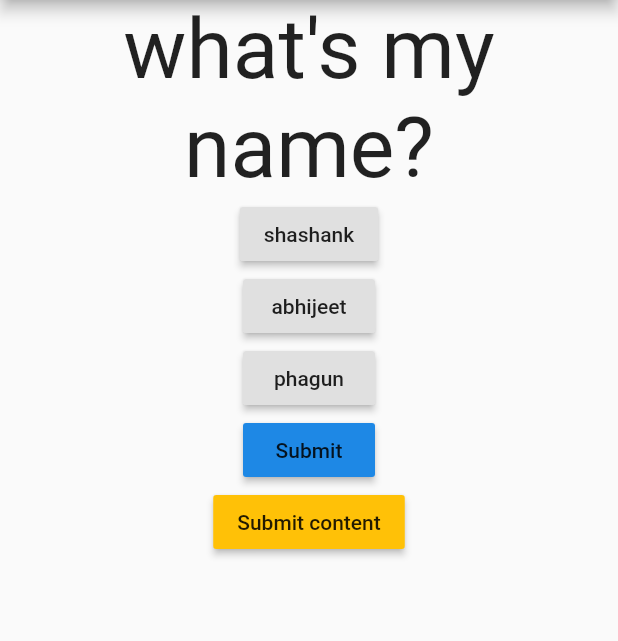
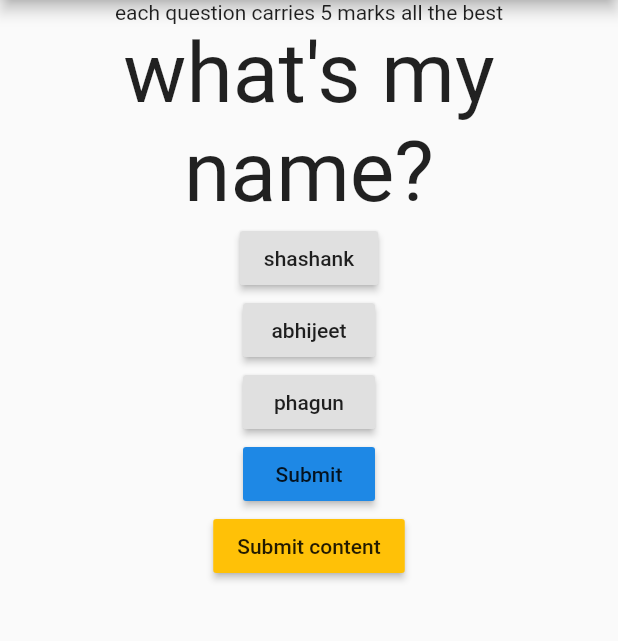
Before and after one commit to Shashank727663/Basic-quiz-app, a Flutter app: the screen it shows after launch, on a phone screen of 412 x 824 dp, the part 84-725 px from its top. Run offline on Flutter 3.47's test engine with Material 2 defaults, Android fonts, the phone set to English and light mode, and no system bars.

Commit message:
slight better upgrade

```diff
--- /dev/null
+++ b/lib/info.dart
@@ -0,0 +1,13 @@
+import 'package:flutter/material.dart';
+
+class Notice extends StatelessWidget {
+
+
+  @override
+  Widget build(BuildContext context) {
+    return Center(
+      child:Text("each question carries 5 marks all the best")
+
+    );
+  }
+}
--- a/lib/main.dart
+++ b/lib/main.dart
@@ -1,6 +1,7 @@
 import 'package:flutter/material.dart';
 import './Questions.dart';
 import './result.dart';
+import './info.dart';
 void main()
 {
 runApp(MyApp());
@@ -45,6 +46,11 @@ void uttarrender(){
 
 }
 
+void resetgame (){
+  setState(() {
+    count=0;
+  });
+}
   @override
 Widget build(BuildContext context){
   var question=
@@ -62,10 +68,12 @@ var uttars2=["black","blue","green"];
 return MaterialApp(home:
 Scaffold(appBar: AppBar(title:Text("my first app.")
 ),
-body:count < question.length?
+body:
+count < question.length?
 //preventing the app from crashing at runtime..
 
 Column(children: [
+Notice(),
   Question(question[count]["quest"] as String),
   RaisedButton(child:Text(uttars[i])
   ,
@@ -82,7 +90,8 @@ Column(children: [
    onPressed: ()=>print("answer 2 chosen..")
    ),
 ],)
-:Result())
+:Result(resetgame)
+)
 );
 
 }
```
Also changed, not shown: lib/result.dart (+10 -3 lines).
